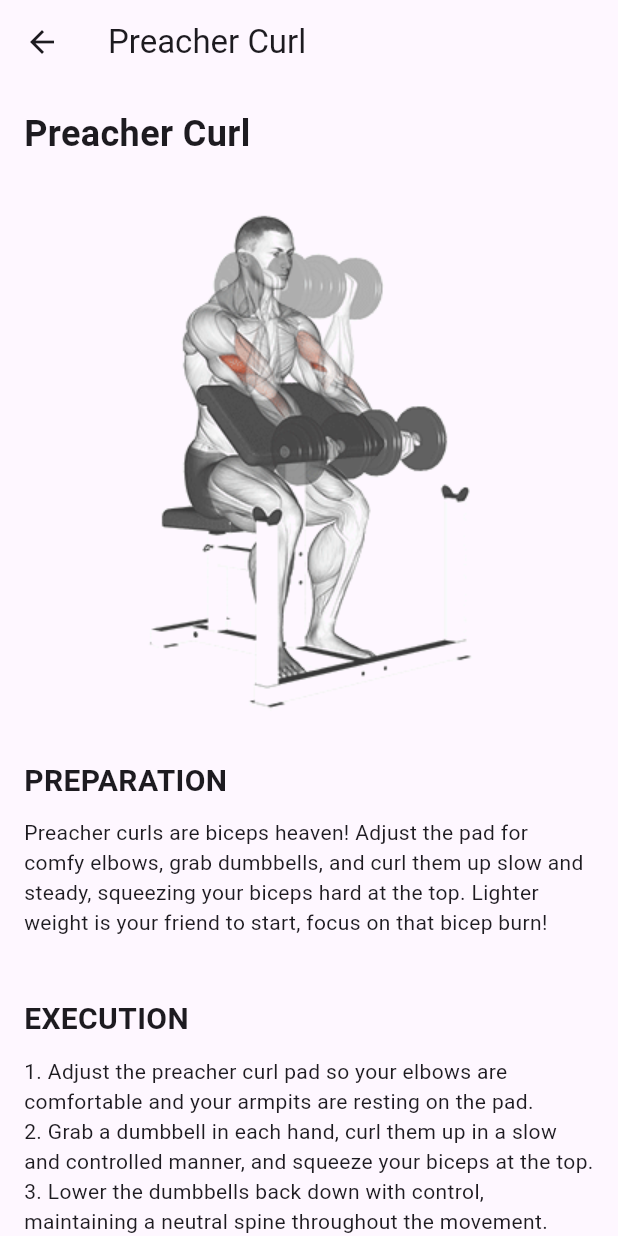
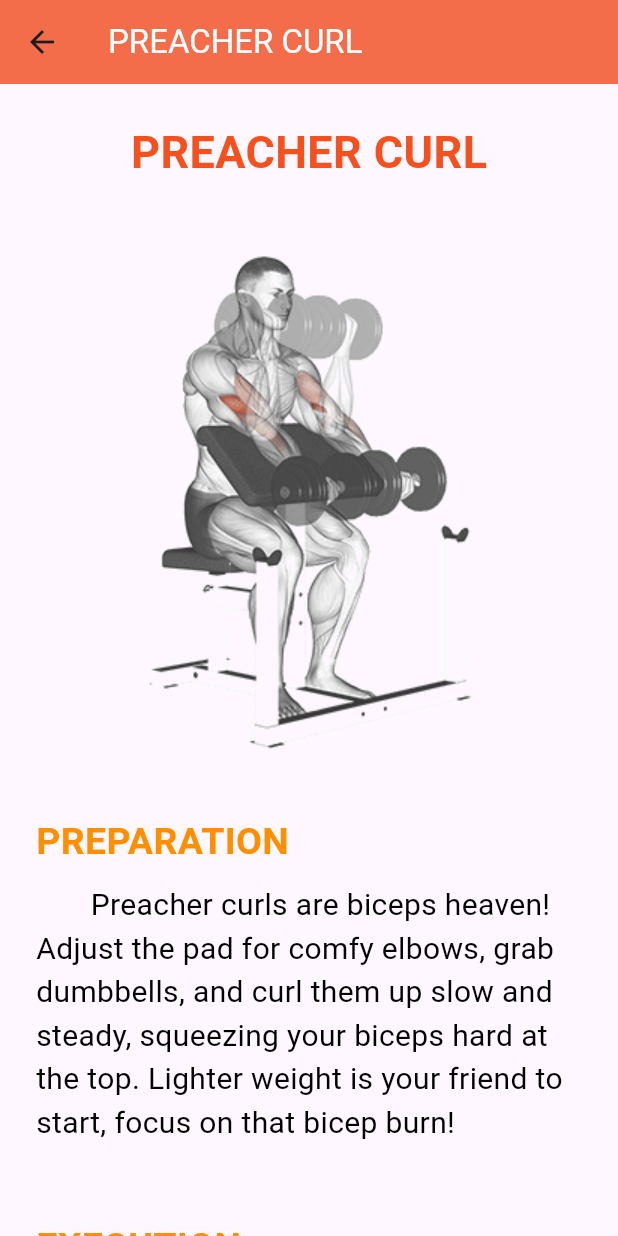
Before and after one commit to Xhideto/liftttrack, a Flutter app: the PreacherPage screen opened directly, on a phone screen of 412 x 824 dp. Run offline on Flutter 3.47's test engine with Material 3 defaults, Android fonts, the phone set to English and light mode, and no system bars; our stand-ins replace firebase_database; accounts and stored records are empty.

Commit message:
Update pcurl.dart

```diff
--- a/lib/upperex/pcurl.dart
+++ b/lib/upperex/pcurl.dart
@@ -1,73 +1,129 @@
 // lib/upperex/pcurl.dart
 import 'package:flutter/material.dart';
+import 'package:lifttrack/cam/cameraPC.dart';
 
 class PreacherPage extends StatelessWidget {
+  const PreacherPage({super.key});
+
   @override
   Widget build(BuildContext context) {
     return Scaffold(
       appBar: AppBar(
-        title: const Text('Preacher Curl'),
+        title: Text('PREACHER CURL', style: TextStyle(color: Colors.white)), // White text
+        backgroundColor: Colors.deepOrange.shade400,
+        elevation: 3,
+        automaticallyImplyLeading: true,
       ),
       body: SingleChildScrollView(
-        padding: const EdgeInsets.all(16.0),
+        padding: const EdgeInsets.all(24.0),
         child: Column(
           crossAxisAlignment: CrossAxisAlignment.start,
           children: <Widget>[
-            Text(
-              'Preacher Curl',
-              style: TextStyle(fontSize: 24, fontWeight: FontWeight.bold),
+            Center(
+              child: Text(
+                'PREACHER CURL',
+                style: TextStyle(
+                  fontSize: 30,
+                  fontWeight: FontWeight.bold,
+                  color: Colors.deepOrange[600],
+                ),
+              ),
             ),
-            SizedBox(height: 20),
+            const SizedBox(height: 30),
             Center(
               child: Image.asset('assets/gifs/prc.gif'), // Add your GIF asset
             ),
-            SizedBox(height: 20),
+            const SizedBox(height: 30),
             Text(
               'PREPARATION',
-              style: TextStyle(fontSize: 20, fontWeight: FontWeight.bold),
+              style: TextStyle(
+                fontSize: 25,
+                fontWeight: FontWeight.bold,
+                color: Colors.amber[800], // Text color
+              ),
             ),
-            SizedBox(height: 10),
+            const SizedBox(height: 10),
             Text(
-              'Preacher curls are biceps heaven! Adjust the pad for comfy elbows, grab dumbbells, and curl them up slow and steady, squeezing your biceps hard at the top. Lighter weight is your friend to start, focus on that bicep burn!',
+              '       Preacher curls are biceps heaven! Adjust the pad for comfy elbows, grab dumbbells, and curl them up slow and steady, squeezing your biceps hard at the top. Lighter weight is your friend to start, focus on that bicep burn!',
+              style: TextStyle(
+                fontSize: 20,
+                color: Colors.black, // Text color
+              ),
             ),
-            SizedBox(height: 20),
-            SizedBox(height: 20),
+            const SizedBox(height: 50),
             Text(
               'EXECUTION',
-              style: TextStyle(fontSize: 20, fontWeight: FontWeight.bold),
+              style: TextStyle(
+                fontSize: 25,
+                fontWeight: FontWeight.bold,
+                color: Colors.amber[800], // Text color
+              ),
             ),
-            SizedBox(height: 10),
+            const SizedBox(height: 20),
             Text(
-              '1. Adjust the preacher curl pad so your elbows are comfortable and your armpits are resting on the pad.\n'
-                  '2. Grab a dumbbell in each hand, curl them up in a slow and controlled manner, and squeeze your biceps at the top.\n'
+              '1. Adjust the preacher curl pad so your elbows are comfortable and your armpits are resting on the pad.\n\n'
+                  '2. Grab a dumbbell in each hand, curl them up in a slow and controlled manner, and squeeze your biceps at the top.\n\n'
                   '3. Lower the dumbbells back down with control, maintaining a neutral spine throughout the movement.',
+              style: TextStyle(
+                fontSize: 20,
+                color: Colors.black, // Text color
+              ),
+              textAlign: TextAlign.justify,
             ),
-            SizedBox(height: 20),
-            SizedBox(height: 20),
+            const SizedBox(height: 50),
             Text(
               'TIPS',
-              style: TextStyle(fontSize: 20, fontWeight: FontWeight.bold),
+              style: TextStyle(
+                fontSize: 25,
+                fontWeight: FontWeight.bold,
+                color: Colors.amber[800], // Text color
+              ),
             ),
-            SizedBox(height: 10),
+            const SizedBox(height: 15),
             Text(
               'Preacher curls are all about the biceps! Focus on squeezing your biceps at the top of the movement and lowering the weight with control. Keep your core tight and your back straight to avoid swinging the weight.',
+              style: TextStyle(
+                fontSize: 20,
+                color: Colors.black, // Text color
+              ),
+              textAlign: TextAlign.justify,
             ),
-            SizedBox(height: 20),
+            const SizedBox(height: 50),
             Text(
               'TARGETED MUSCLES',
-              style: TextStyle(fontSize: 20, fontWeight: FontWeight.bold),
+              style: TextStyle(
+                fontSize: 25,
+                fontWeight: FontWeight.bold,
+                color: Colors.amber[800], // Text color
+              ),
             ),
-            SizedBox(height: 10),
+            const SizedBox(height: 10),
             Center(
               child: Image.asset('assets/images/pcm.png'), // Add your image asset
             ),
-            SizedBox(height: 20),
+            const SizedBox(height: 30),
             Center(
-              child: ElevatedButton(
-                onPressed: () {
-                  // Add your tracking functionality here
-                },
-                child: Text('Track'),
+              child: SizedBox(
+                width: 150, // Fixed width for the button
+                child: ElevatedButton(
+                  onPressed: () {
+                    Navigator.push(
+                        context,
+                        MaterialPageRoute(builder: (context) => VideoPage())
+                    );
+                  },
+                  child: Text(
+                    'TRACK',
+                    style: TextStyle(
+                      fontSize: 15,
+                      fontWeight: FontWeight.bold,
+                      color: Colors.white, // Text color
+                    ),
+                  ),
+                  style: ElevatedButton.styleFrom(
+                    backgroundColor: Colors.amber[800],
+                  ),
+                ),
               ),
             ),
           ],
```
